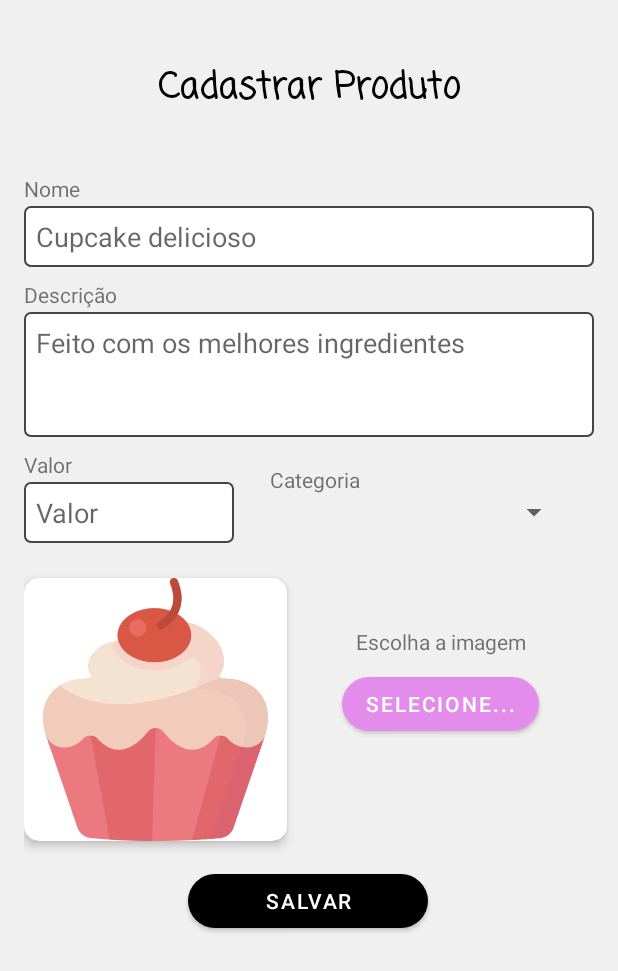
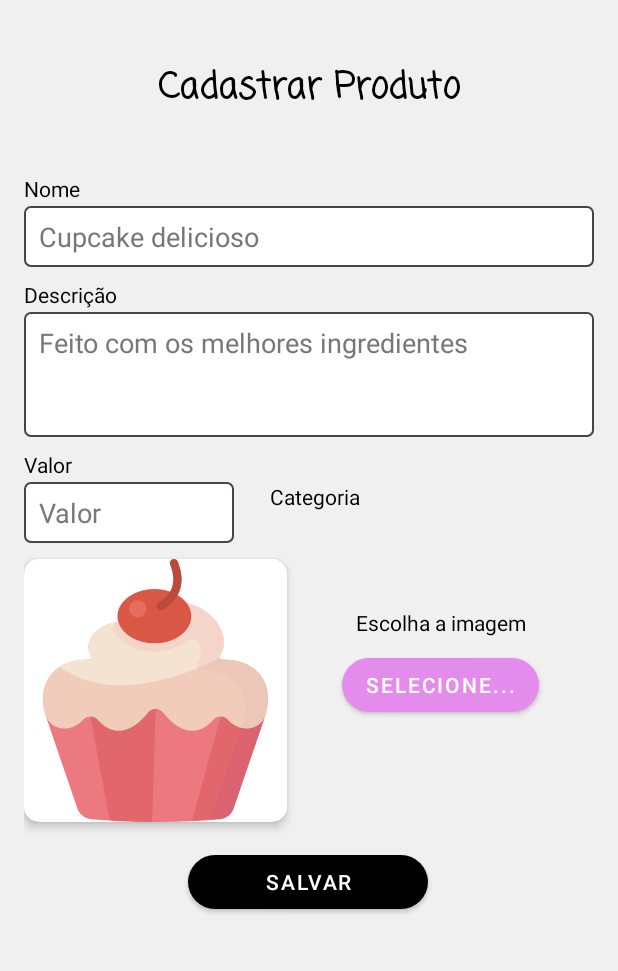
Before and after one commit to Vandeilsonpp/android-projeto, an Android app: the layout register_product.xml on its own in the app's theme, with its tools: preview values and no code run, on a phone screen of 412 x 824 dp. Shown: the top 971 px of the screen. Run offline under Robolectric (Android 15) with nearby library versions, the phone set to English and light mode, and no system bars.

Commit message:
fiz layout texto login

```diff
--- a/app/src/main/java/com/example/ultimavez/activity/MainActivity.java
+++ b/app/src/main/java/com/example/ultimavez/activity/MainActivity.java
@@ -36,7 +36,8 @@ public class MainActivity extends AppCompatActivity {
 
         textView.setVisibility(View.VISIBLE);
 
-        new Handler().postDelayed(this::abrirAuth, 3000);
+        //new Handler().postDelayed(this::abrirAuth, 3000);
+        new Handler().postDelayed(this::abrirAuth, 1);
     }
 
     private void abrirAuth() {
--- /dev/null
+++ b/app/src/main/res/drawable/br_spinner.xml
@@ -0,0 +1,10 @@
+<?xml version="1.0" encoding="utf-8"?>
+<shape xmlns:android="http://schemas.android.com/apk/res/android"
+    android:shape="rectangle">
+
+    <solid android:color="@color/grey"/>
+    <stroke android:width="1dp"
+        android:color="#474444"/>
+    <corners android:radius="4dp"/>
+
+</shape>
--- a/app/src/main/res/layout/register_product.xml
+++ b/app/src/main/res/layout/register_product.xml
@@ -11,6 +11,9 @@
     tools:context=".activity.RegisterProductActivity">
 
     <EditText
+        android:textColor="@color/black"
+        android:paddingStart="10dp"
+        android:textColorHint="@color/grey"
         android:id="@+id/editTextProductName"
         android:layout_width="0dp"
         android:layout_height="wrap_content"
@@ -23,6 +26,9 @@
         app:layout_constraintTop_toBottomOf="@+id/textView5" />
 
     <EditText
+        android:textColor="@color/black"
+        android:paddingStart="10dp"
+        android:textColorHint="@color/grey"
         android:id="@+id/editTextDescription"
         android:gravity="top"
         android:layout_width="0dp"
@@ -38,6 +44,9 @@
         android:padding="8dp" />
 
     <EditText
+        android:textColor="@color/black"
+        android:paddingStart="10dp"
+        android:textColorHint="@color/grey"
         android:id="@+id/editTextValue"
         android:layout_width="0dp"
         android:layout_height="wrap_content"
@@ -86,6 +95,7 @@
         app:layout_constraintTop_toBottomOf="@+id/cardProduct" />
 
     <TextView
+        android:textColor="@color/black"
         android:id="@+id/textView7"
         android:layout_width="wrap_content"
         android:layout_height="wrap_content"
@@ -95,6 +105,7 @@
         app:layout_constraintStart_toStartOf="@+id/editTextProductName" />
 
     <TextView
+        android:textColor="@color/black"
         android:id="@+id/textView8"
         android:layout_width="wrap_content"
         android:layout_height="wrap_content"
@@ -104,6 +115,7 @@
         app:layout_constraintStart_toStartOf="@+id/editTextDescription" />
 
     <TextView
+        android:textColor="@color/black"
         android:id="@+id/textView10"
         android:layout_width="wrap_content"
         android:layout_height="wrap_content"
@@ -120,9 +132,11 @@
         app:layout_constraintBottom_toBottomOf="@+id/editTextValue"
         app:layout_constraintEnd_toEndOf="parent"
         app:layout_constraintTop_toTopOf="@+id/editTextValue"
+        android:background="@drawable/br_spinner"
         app:layout_constraintVertical_bias="0.476" />
 
     <TextView
+        android:textColor="@color/black"
         android:id="@+id/textView11"
         android:layout_width="wrap_content"
         android:layout_height="wrap_content"
@@ -146,6 +160,7 @@
         app:layout_constraintVertical_bias="0.0" />
 
     <TextView
+        android:textColor="@color/black"
         android:id="@+id/textView12"
         android:layout_width="wrap_content"
         android:layout_height="wrap_content"
```
Also changed, not shown: app/src/main/java/com/example/ultimavez/fragment/ErrorInflator.java (+18 -1 lines).
